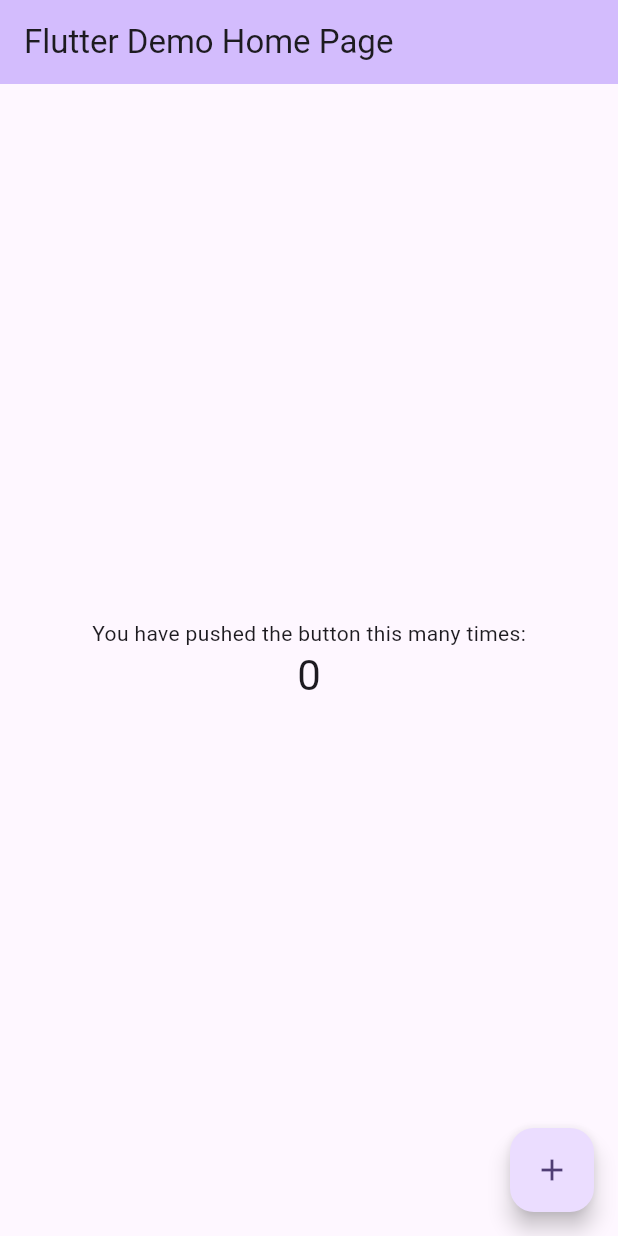
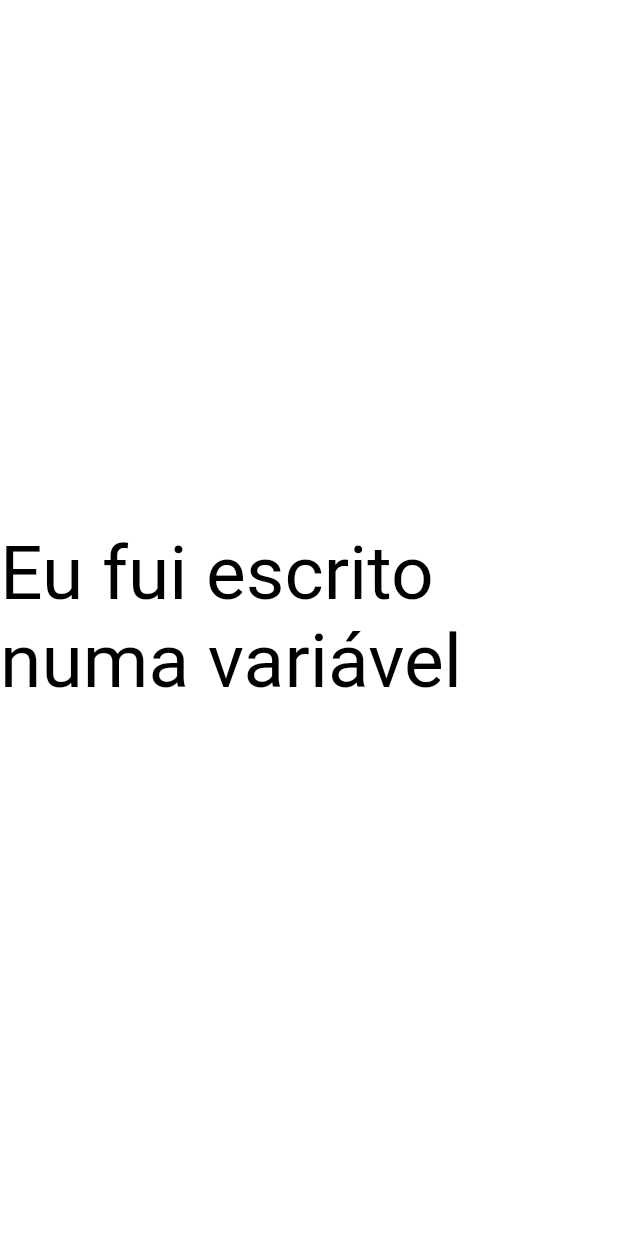
Before and after one commit to brendon-joao-dev/estudos-flutter, a Flutter app: the screen it shows after launch, on a phone screen of 412 x 824 dp. Run offline on Flutter 3.47's test engine with Material 3 defaults, Android fonts, the phone set to English and light mode, and no system bars.

Commit message:
Widgets sem estado

```diff
--- a/stateless_statefull/lib/main.dart
+++ b/stateless_statefull/lib/main.dart
@@ -1,7 +1,27 @@
 import 'package:flutter/material.dart';
 
 void main() {
-  runApp(const MyApp());
+  runApp(AppWidget(title: "Eu fui escrito numa variável"));
+}
+
+class AppWidget extends StatelessWidget {
+  final String title;
+
+  const AppWidget({super.key, required this.title});
+
+  @override
+  Widget build(BuildContext context) {
+    return Container(
+      color: Colors.white70,
+      child: Center(
+        child: Text(
+          title,
+          textDirection: TextDirection.ltr,
+          style: TextStyle(color: Colors.black, fontSize: 50.0),
+        ),
+      ),
+    );
+  }
 }
 
 class MyApp extends StatelessWidget {
```
Also changed, not shown: 1 other file.
